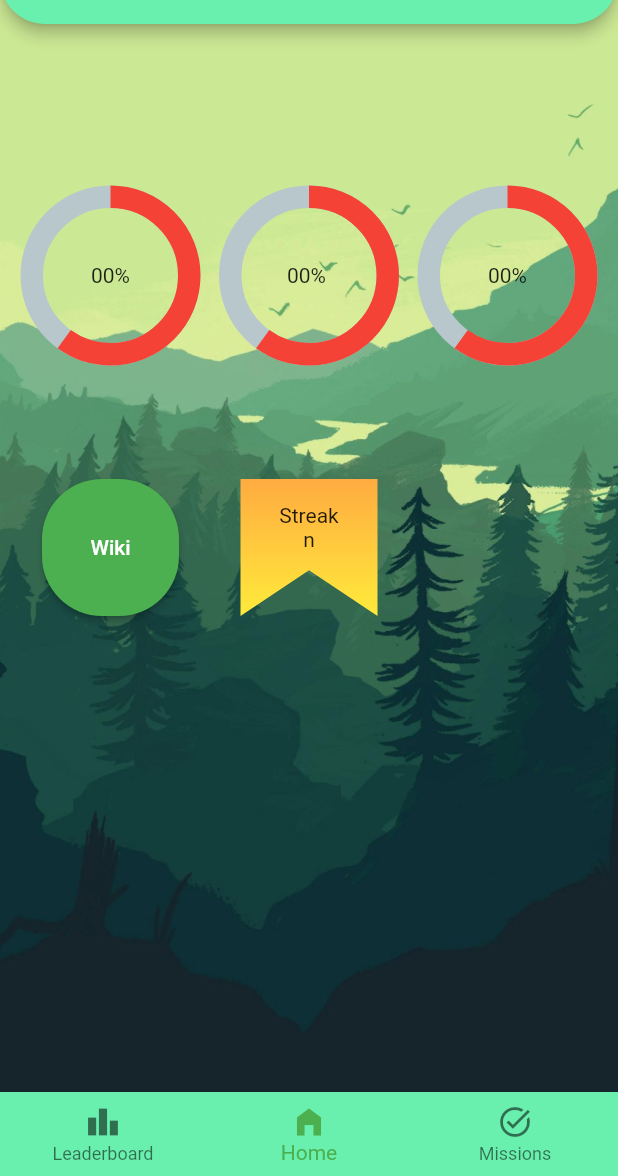
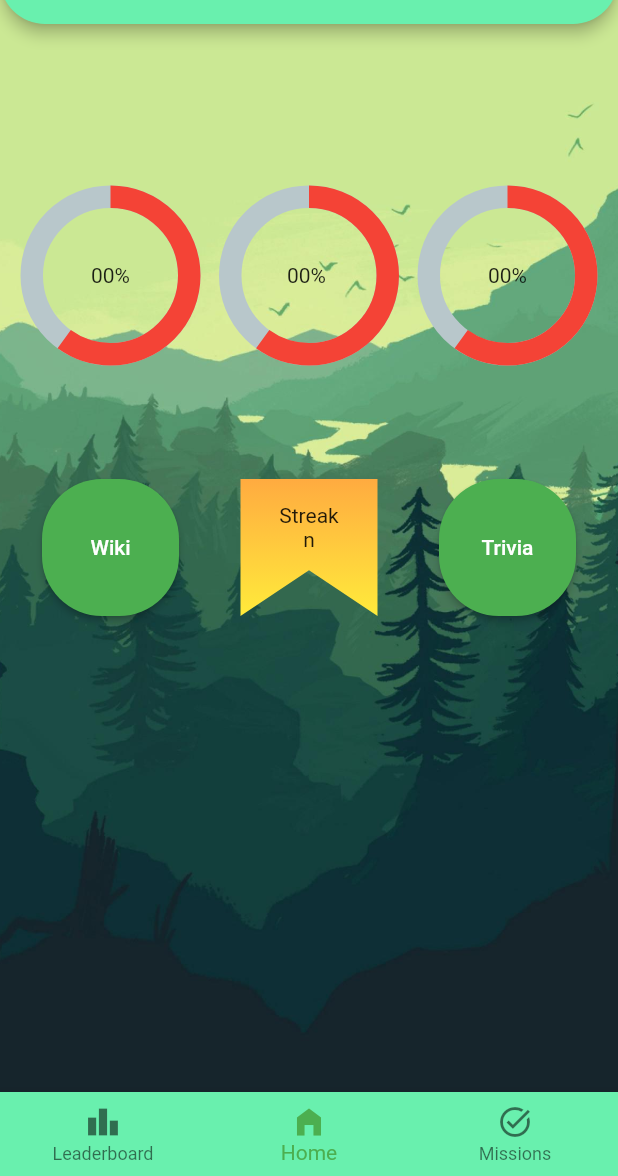
Before and after one commit to manuel3053/hackatlon_app, a Flutter app: the screen it shows after launch, on a phone screen of 412 x 824 dp, the part 60-1236 px from its top. Run offline on Flutter 3.47's test engine with Material 2 defaults, Android fonts, the light colour scheme and no system bars; drawn by our look-alikes of percent_indicator.

Commit message:
quizgame riparato

```diff
--- a/lib/Data/globals.dart
+++ b/lib/Data/globals.dart
@@ -1,2 +1,2 @@
-int punteggio = 0;
+//int punteggio = 0;
 bool updateCard = false;
--- a/lib/Screens/home.dart
+++ b/lib/Screens/home.dart
@@ -1,6 +1,7 @@
 import 'package:flutter/material.dart';
 import 'package:flutter_staggered_grid_view/flutter_staggered_grid_view.dart';
 import 'package:hackatlon_app/Functions/triviaLogic.dart';
+import 'package:hackatlon_app/Screens/quizpage.dart';
 import 'package:hackatlon_app/Widgets/quizCard.dart';
 import 'package:percent_indicator/circular_percent_indicator.dart';
 
@@ -20,8 +21,16 @@ class _HomeState extends State<Home> {
   int level = 0;
   List<Quiz> game = generateTrivia(4);
 
-  List<Widget> gridItems = [
-    CircularPercentIndicator(
+  @override
+  Widget build(BuildContext context) {
+    return Padding(
+      padding: const EdgeInsets.only(top: 150),
+      child: GridView.count(
+          padding: EdgeInsets.all(8),
+          crossAxisCount: 3,
+          crossAxisSpacing: 1.0,
+          mainAxisSpacing: 50.0,
+          children: [CircularPercentIndicator(
             radius: 60,
             lineWidth: 15,
             percent: 60 / 100,
@@ -74,18 +83,19 @@ class _HomeState extends State<Home> {
                 ),
               ),
             ),
-  ];
-
-  @override
-  Widget build(BuildContext context) {
-    return Padding(
-      padding: const EdgeInsets.only(top: 150),
-      child: GridView.count(
-          padding: EdgeInsets.all(8),
-          crossAxisCount: 3,
-          crossAxisSpacing: 1.0,
-          mainAxisSpacing: 50.0,
-          children: gridItems),
+            Padding(
+              padding: EdgeInsets.all(20),
+              child: ElevatedButton(
+                onPressed: () {
+                  Navigator.push(context, MaterialPageRoute(builder: (context)=>QuizPage()));
+                },
+                style: ElevatedButton.styleFrom(
+                    shape: RoundedRectangleBorder(
+                        borderRadius: BorderRadius.circular(40))),
+                child: Text('Trivia'),
+              ),
+            ),
+          ]),
     );
   }
 }
```
Also changed, not shown: lib/Screens/quizpage.dart (added, +44 -0 lines), lib/Widgets/quizCard.dart (+4 -3 lines). Lines whose indentation alone changed are shown as unchanged.
